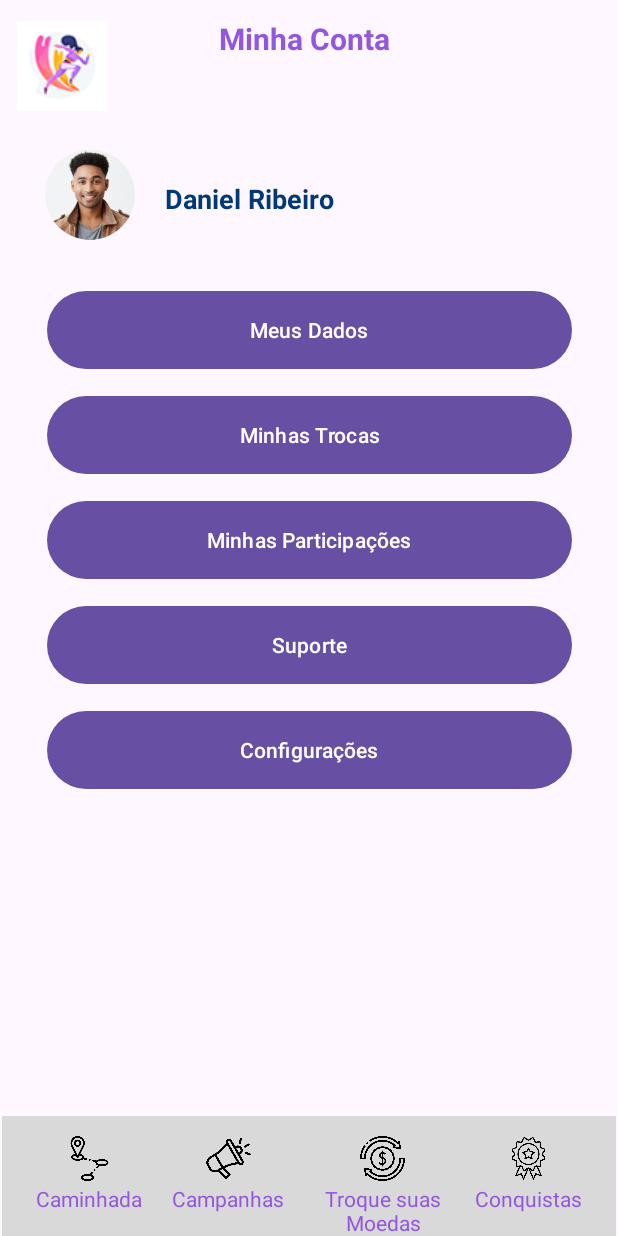
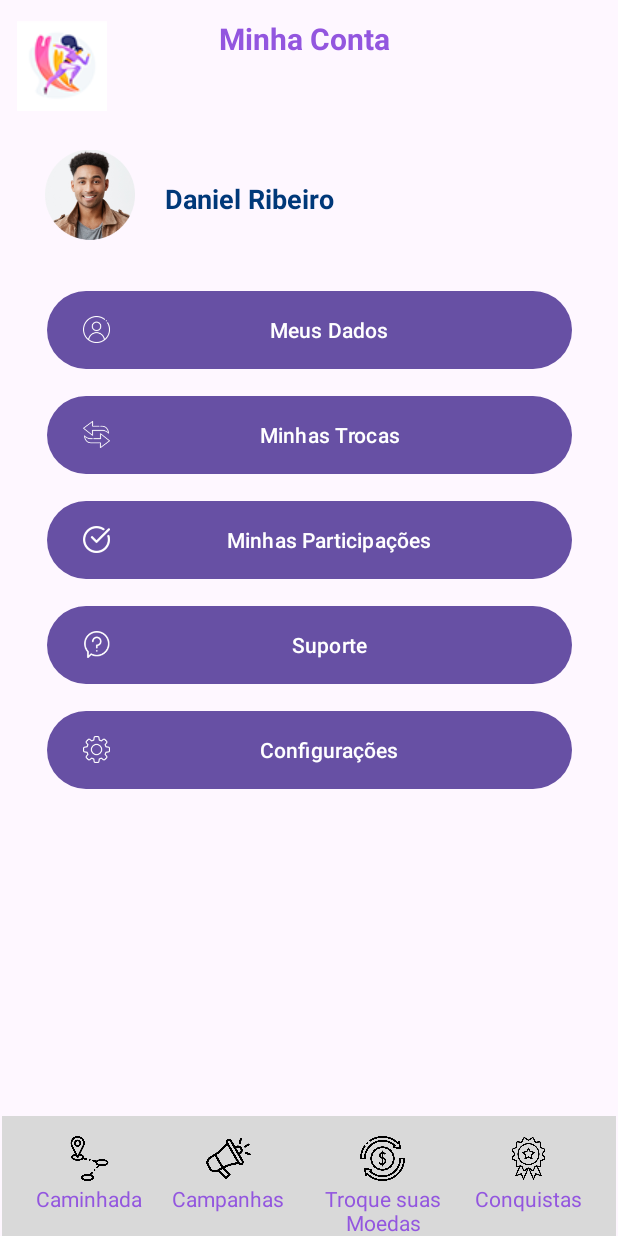
Before and after one commit to linesayuri/FIAPAtividadeESG, an Android app: the TelaMinhaConta screen opened directly, with no data from a screen before it, on a phone screen of 412 x 824 dp. Run offline under Robolectric (Android 15) with nearby library versions, the phone set to English and light mode, and no system bars.

Commit message:
add icones

```diff
--- a/app/src/main/res/layout/tela_minhaconta.xml
+++ b/app/src/main/res/layout/tela_minhaconta.xml
@@ -30,6 +30,7 @@
         android:layout_marginTop="30dp"
         android:layout_marginEnd="30dp"
         android:text="@string/minhacontatext1"
+        app:icon="@drawable/meusdados"
         app:layout_constraintEnd_toEndOf="parent"
         app:layout_constraintStart_toStartOf="parent"
         app:layout_constraintTop_toBottomOf="@+id/imageView8" />
@@ -39,6 +40,7 @@
         android:layout_height="60dp"
         android:layout_marginTop="10dp"
         android:text="@string/minhacontatext5"
+        app:icon="@drawable/configuracoes"
         app:layout_constraintEnd_toEndOf="@+id/button4"
         app:layout_constraintStart_toStartOf="@+id/button4"
         app:layout_constraintTop_toBottomOf="@+id/button4" />
@@ -49,6 +51,7 @@
         android:layout_height="60dp"
         android:layout_marginTop="10dp"
         android:text="@string/minhacontatext4"
+        app:icon="@drawable/suporte"
         app:layout_constraintEnd_toEndOf="@+id/btn_minhasparticipacoes"
         app:layout_constraintStart_toStartOf="@+id/btn_minhasparticipacoes"
         app:layout_constraintTop_toBottomOf="@+id/btn_minhasparticipacoes" />
@@ -59,6 +62,7 @@
         android:layout_height="60dp"
         android:layout_marginTop="10dp"
         android:text="@string/minhacontatext3"
+        app:icon="@drawable/minhasparticipacoes"
         app:layout_constraintEnd_toEndOf="@+id/btn_minhastrocas"
         app:layout_constraintStart_toStartOf="@+id/btn_minhastrocas"
         app:layout_constraintTop_toBottomOf="@+id/btn_minhastrocas" />
@@ -70,6 +74,7 @@
         android:layout_gravity="center"
         android:layout_marginTop="10dp"
         android:text="@string/minhacontatext2"
+        app:icon="@drawable/minhastrocas"
         app:layout_constraintEnd_toEndOf="@+id/btn_meusdados"
         app:layout_constraintStart_toStartOf="@+id/btn_meusdados"
         app:layout_constraintTop_toBottomOf="@+id/btn_meusdados" />
```
Also changed, not shown: app/src/main/res/drawable/configuracoes.png (added), app/src/main/res/drawable/meusdados.png (added), app/src/main/res/drawable/minhasparticipacoes.png (added), app/src/main/res/drawable/minhastrocas.png (added), app/src/main/res/drawable/suporte.png (added).
